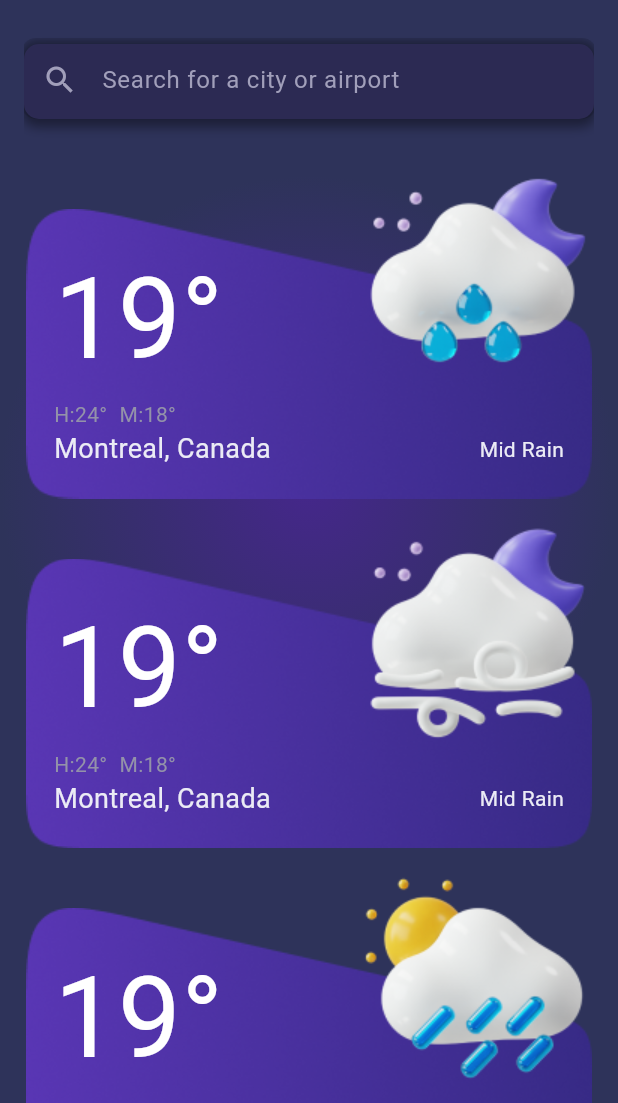
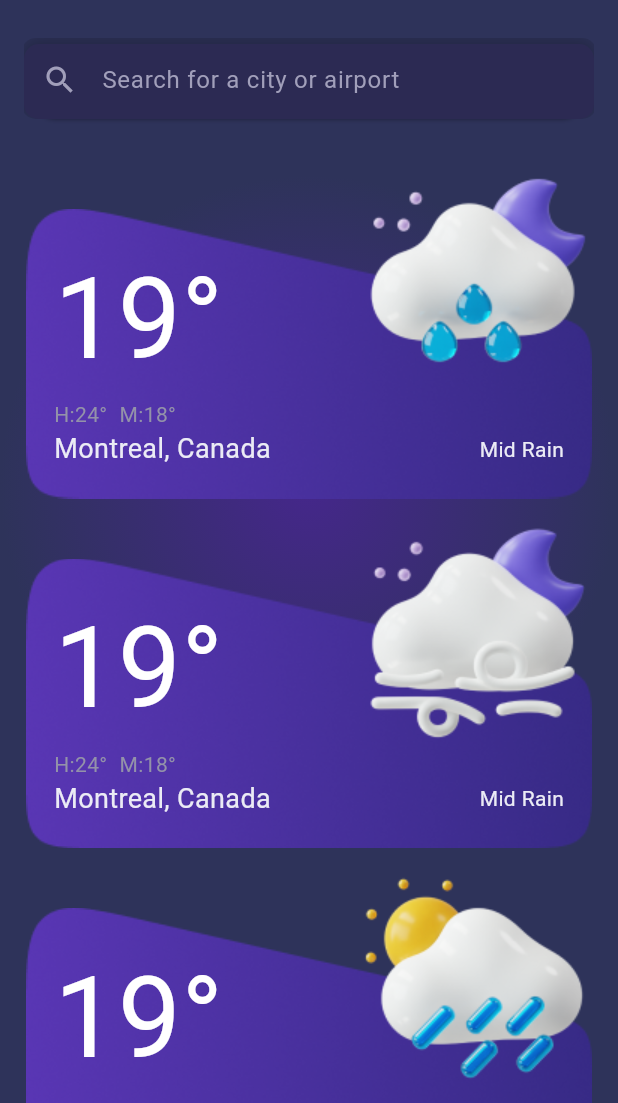
Before and after one commit to As-tra/Flutter_UI, a Flutter app: the SearchView screen opened directly, on a phone screen of 412 x 824 dp, the part 133-1236 px from its top. Run offline on Flutter 3.47's test engine with Material 3 defaults, Android fonts, the phone set to English and light mode, and no system bars; our stand-ins replace flutter_bloc, flutter_svg.

Commit message:
final version

```diff
--- a/lib/widgets/custom_search_bar.dart
+++ b/lib/widgets/custom_search_bar.dart
@@ -14,15 +14,15 @@ class CustomSearchBar extends StatelessWidget {
           // Outer shadow to give the effect of depth
           BoxShadow(
             color: Colors.black.withOpacity(0.4),
-            offset: const Offset(0, 4),
-            blurRadius: 6,
-            spreadRadius: 1,
+            spreadRadius: -10,
+            blurRadius: 2,
+            offset: const Offset(0, 10),
           ),
           // Inner shadow to simulate the hole
           BoxShadow(
             color: Colors.black.withOpacity(0.25),
             offset: const Offset(0, -2),
-            blurRadius: 4,
+            blurRadius: 10,
             spreadRadius: 2,
             blurStyle: BlurStyle.inner,
           ),
--- a/lib/widgets/custom_tab_bar.dart
+++ b/lib/widgets/custom_tab_bar.dart
@@ -35,8 +35,10 @@ class CustomTabBar extends StatelessWidget {
                 .toList(),
           ),
           const SizedBox(height: 20),
+          // TO DO :siz el height ya assil
+          // ma tensech
           const SizedBox(
-            height: 150,
+            height: 160,
             child: TabBarView(
               children: [
                 WeatherStateList(),
--- a/lib/widgets/search_view_body.dart
+++ b/lib/widgets/search_view_body.dart
@@ -10,6 +10,7 @@ class SearchViewBody extends StatelessWidget {
   @override
   Widget build(BuildContext context) {
     return Container(
+      clipBehavior: Clip.none,
       padding: const EdgeInsets.symmetric(horizontal: 16),
       decoration: const BoxDecoration(
         gradient: kGradient,
--- a/pubspec.yaml
+++ b/pubspec.yaml
@@ -37,9 +37,13 @@ dependencies:
 
 dev_dependencies:
   flutter_lints: ^4.0.0
+  flutter_launcher_icons:
   flutter_test:
     sdk: flutter
-
+flutter_icons:
+  android: "launcher_icon"
+  ios: true
+  image_path: "assets/icons/3.png"
 # For information on the generic Dart part of this file, see the
 # following page: https://dart.dev/tools/pub/pubspec
 # The following section is specific to Flutter packages.
```
Also changed, not shown: lib/main.dart (+3 -9 lines), pubspec.lock, 28 other files.
